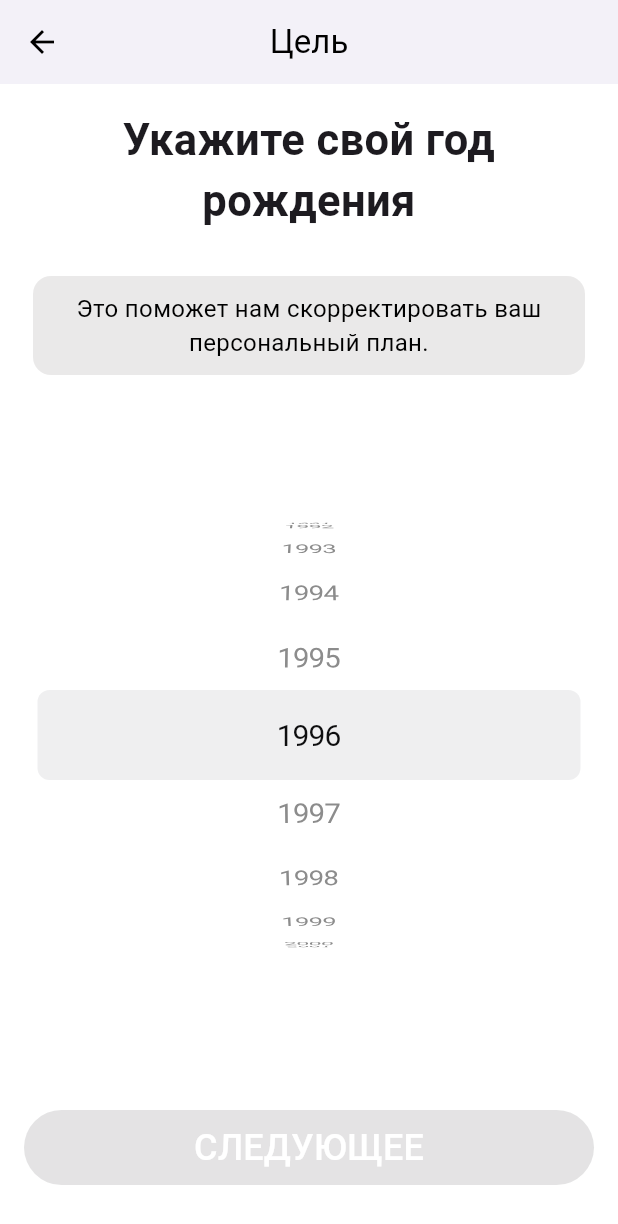
After one commit to Zakirov-Yuriy/flutter_fitnes_live, a Flutter app: the WeCanCope screen opened directly, after a tap on "НАЧАТЬ", on a phone screen of 412 x 824 dp. The commit adds this screen. Shown: the top 1224 px of the screen. Run offline on Flutter 3.47's test engine with Material 3 defaults, Android fonts, the phone set to English and light mode, and no system bars.

Commit message:
init enter_your_birthday_screen

```diff
--- /dev/null
+++ b/lib/screens/enter_your_birthday_screen.dart
@@ -0,0 +1,146 @@
+import 'package:flutter/material.dart';
+import 'package:flutter/cupertino.dart';
+import 'package:flutter_fitnes_live/screens/sole_purpose_screen.dart';
+
+// Основной класс виджета, представляющий экран ввода года рождения пользователя
+class EnterYourBirthday extends StatefulWidget {
+  @override
+  _EnterYourBirthdayState createState() => _EnterYourBirthdayState();
+}
+
+// Состояние виджета для управления динамическими изменениями на экране
+class _EnterYourBirthdayState extends State<EnterYourBirthday> {
+  int completedAnswers = 0; // Счетчик завершенных ответов
+
+  final String _labelTitle = 'Укажите свой год рождения'; // Заголовок экрана
+
+  bool isButtonEnabled = false; // Флаг для активации/деактивации кнопки
+
+  bool isBackgroundChanged = false; // Флаг, отслеживающий изменение фона
+
+  // Выбранный год по умолчанию (начиная с 1994 года)
+  int selectedYear = DateTime.now().year - 30;
+
+  // Метод для построения пользовательского интерфейса
+  @override
+  Widget build(BuildContext context) {
+    return Scaffold(
+      appBar: AppBar(
+        title: const Text('Цель'), // Заголовок верхней панели
+        centerTitle: true,
+        elevation: 0,
+        backgroundColor: Colors.white,
+        foregroundColor: Colors.black,
+      ),
+      body: Container(
+        color: Colors.white,
+        padding: const EdgeInsets.all(16.0),
+        child: Column(
+          children: [
+            Text(
+              _labelTitle,
+              style: TextStyle(fontSize: 29, fontWeight: FontWeight.bold),
+              textAlign: TextAlign.center,
+            ), // Заголовок экрана
+
+            SizedBox(height: 30),
+
+            // Контейнер с текстом, меняющим цвет и фон
+            Container(
+              margin: EdgeInsets.only(right: 6, left: 6),
+              padding: EdgeInsets.all(10),
+              decoration: BoxDecoration(
+                borderRadius: BorderRadius.circular(12.0),
+                color: isBackgroundChanged
+                    ? Colors.pink
+                    : Color.fromARGB(255, 234, 233, 233),
+              ),
+              child: Center(
+                child: Text(
+                  'Это поможет нам скорректировать ваш персональный план.',
+                  style: TextStyle(
+                    fontSize: 16.0,
+                    color: isBackgroundChanged ? Colors.white : Colors.black,
+                  ),
+                  textAlign: TextAlign.center,
+                ),
+              ),
+            ), // Контейнер с текстом, меняющим цвет и фон
+
+            SizedBox(height: 40.0),
+
+            // Вращающийся барабан с годами
+            Container(
+              height: 400,
+              child: CupertinoPicker(
+                itemExtent: 60.0,
+                scrollController: FixedExtentScrollController(
+                  initialItem: DateTime.now().year - 1959,
+                ),
+                onSelectedItemChanged: (int index) {
+                  setState(() {
+                    selectedYear = 1994 + index;
+                    updateButtonState(true);
+                    if (!isBackgroundChanged) {
+                      isBackgroundChanged =
+                          true; // Первое изменение фона и цвета текста
+                    }
+                  });
+                },
+                children: List.generate(
+                  DateTime.now().year - 1931 + 1,
+                  (index) => Center(
+                    child: Text(
+                      '${1932 + index}',
+                      style: TextStyle(fontSize: 20.0),
+                    ),
+                  ),
+                ),
+              ),
+            ), // Вращающийся барабан с годами
+
+            SizedBox(height: 50.0),
+
+            // Кнопка для перехода на следующий экран
+            ElevatedButton(
+              onPressed: isButtonEnabled
+                  ? () {
+                      Navigator.push(
+                        context,
+                        MaterialPageRoute(builder: (context) => SolePurpose()),
+                      );
+                      setState(() {
+                        completedAnswers++;
+                      });
+                    }
+                  : null,
+              style: ElevatedButton.styleFrom(
+                minimumSize: const Size(double.infinity, 50),
+                backgroundColor: isButtonEnabled
+                    ? const Color.fromRGBO(255, 51, 119, 1)
+                    : Colors.grey,
+                shape: RoundedRectangleBorder(
+                  borderRadius: BorderRadius.circular(30),
+                ),
+              ),
+              child: Text(
+                'СЛЕДУЮЩЕЕ',
+                style: TextStyle(
+                  fontSize: 24.0,
+                  color: Colors.white,
+                ),
+              ),
+            ), // Кнопка для перехода на следующий экран
+          ],
+        ),
+      ),
+    );
+  }
+
+  // Метод для обновления состояния кнопки
+  void updateButtonState(bool isSelected) {
+    setState(() {
+      isButtonEnabled = isSelected;
+    });
+  }
+}
--- a/lib/screens/next_anna_screen.dart
+++ b/lib/screens/next_anna_screen.dart
@@ -22,7 +22,7 @@ class NextScreen extends StatelessWidget {
             decoration: const BoxDecoration(
               image: DecorationImage(
                 image:
-                    AssetImage('assets/images/anna_photo.jpg'), //  Фотография
+                    AssetImage('assets/images/anna_photo.png'), //  Фотография
                 fit: BoxFit.cover,
               ),
             ),
--- /dev/null
+++ b/lib/screens/we_can_cope_screen.dart
@@ -0,0 +1,92 @@
+/*
+  Этот файл представляет экран WeCanCope, который приветствует пользователя от имени тренера (Анны) и содержит кнопку для перехода к основному экрану с вопросами о целях пользователя.
+*/
+
+// Импорт необходимых библиотек
+import 'package:flutter/material.dart';
+import 'package:flutter_fitnes_live/screens/enter_your_birthday_screen.dart';
+
+// Класс для создания WeCanCope
+class WeCanCope extends StatelessWidget {
+  @override
+  Widget build(BuildContext context) {
+    return Scaffold(
+      backgroundColor: Colors.white,
+      body: Column(
+        mainAxisAlignment: MainAxisAlignment.center,
+        children: [
+          // Заголовок и текст
+          Padding(
+            padding: const EdgeInsets.all(16.0),
+            child: Column(
+              crossAxisAlignment: CrossAxisAlignment.center,
+              children: [
+                SizedBox(height: 40),
+                const Text(
+                  'Мы сможем справиться!', // Текст приветствия
+                  style: TextStyle(
+                    fontSize: 24.0,
+                    fontWeight: FontWeight.bold,
+                  ),
+                ),
+                const SizedBox(height: 30.0),
+                RichText(
+                  textAlign: TextAlign.center,
+                  text: const TextSpan(
+                    style: TextStyle(fontSize: 22.0, color: Colors.black),
+                    children: [
+                      TextSpan(
+                          text:
+                              '83.5% наших пользователей сообщили о замечательных достижениях уже после первой недели.'),
+                    ],
+                  ),
+                ),
+                // Фотография (занимает половину экрана)
+                Container(
+                  margin: EdgeInsets.only(top: 30),
+                  height: MediaQuery.of(context).size.height / 3,
+                  decoration: const BoxDecoration(
+                    image: DecorationImage(
+                      image: AssetImage(
+                          'assets/images/removebg-preview.png'), //  Фотография
+                      fit: BoxFit.contain,
+                    ),
+                  ),
+                ),
+                Image.asset('assets/images/calendar.png'),
+
+                const SizedBox(height: 20),
+
+                // Кнопка "Начать"
+                ElevatedButton(
+                  onPressed: () {
+                    Navigator.push(
+                      context,
+                      MaterialPageRoute(
+                          builder: (context) => EnterYourBirthday()),
+                    );
+                    // Добавьте код здесь для обработки нажатия кнопки
+                  },
+                  style: ElevatedButton.styleFrom(
+                    minimumSize: const Size(double.infinity, 50),
+                    backgroundColor: const Color.fromRGBO(255, 51, 119, 1),
+                    shape: RoundedRectangleBorder(
+                      borderRadius: BorderRadius.circular(30),
+                    ),
+                  ),
+                  child: const Text(
+                    'НАЧАТЬ', // Текст кнопки "НАЧАТЬ" прописан заглавными буквами
+                    style: TextStyle(
+                      fontSize: 24.0,
+                      color: Colors.white,
+                    ),
+                  ),
+                ),
+              ],
+            ),
+          ),
+        ],
+      ),
+    );
+  }
+}
--- a/lib/screens/what_you_want_to_work_on.dart
+++ b/lib/screens/what_you_want_to_work_on.dart
@@ -1,5 +1,5 @@
 import 'package:flutter/material.dart';
-import 'package:flutter_fitnes_live/screens/sole_purpose_screen.dart';
+import 'package:flutter_fitnes_live/screens/we_can_cope_screen.dart';
 import 'package:flutter_fitnes_live/widgets/what%20you%20want%20to%20work%20on/what_you_want_to_work_on_widget.dart';
 
 class WhatYouWantToWorkOn extends StatefulWidget {
@@ -8,17 +8,18 @@ class WhatYouWantToWorkOn extends StatefulWidget {
 }
 
 class _WhatYouWantToWorkOnState extends State<WhatYouWantToWorkOn> {
-  int completedAnswers = 0;
-  final String _labelTitle = 'Что хотите \nпроработать?';
+  int completedAnswers = 0; // Счетчик завершенных ответов
+  final String _labelTitle = 'Что хотите \nпроработать?'; // Заголовок экрана
 
-  List<bool> isSelectedList = List.generate(6, (index) => false);
-  bool isButtonEnabled = false;
+  List<bool> isSelectedList = List.generate(
+      6, (index) => false); // Список флагов выбора для различных частей тела
+  bool isButtonEnabled = false; // Флаг для активации/деактивации кнопки
 
   @override
   Widget build(BuildContext context) {
     return Scaffold(
       appBar: AppBar(
-        title: const Text('Цель'),
+        title: const Text('Цель'), // Заголовок верхней панели
         centerTitle: true,
         elevation: 0,
         backgroundColor: Colors.white,
@@ -33,17 +34,21 @@ class _WhatYouWantToWorkOnState extends State<WhatYouWantToWorkOn> {
               _labelTitle,
               style: TextStyle(fontSize: 29, fontWeight: FontWeight.bold),
               textAlign: TextAlign.center,
-            ),
+            ), // Заголовок экрана
+
             SizedBox(height: 20.0),
+
             Row(
               children: [
                 Image.asset(
                   'assets/images/girl-with.png',
                   width: 222,
                   height: 490,
-                ),
+                ), // Изображение силуэта человека
+
                 Column(
                   children: [
+                    // Виджет для выбора "Руки"
                     WhatYouWantToWorkOnWidget(
                       labelText: 'Руки',
                       onSelected: (isSelected) =>
@@ -55,6 +60,8 @@ class _WhatYouWantToWorkOnState extends State<WhatYouWantToWorkOn> {
                       secondBallRadius: 5.0,
                     ),
                     SizedBox(height: 20.0),
+
+                    // Виджет для выбора "Грудь"
                     WhatYouWantToWorkOnWidget(
                       labelText: 'Грудь',
                       onSelected: (isSelected) =>
@@ -66,6 +73,8 @@ class _WhatYouWantToWorkOnState extends State<WhatYouWantToWorkOn> {
                       secondBallRadius: 5.0,
                     ),
                     SizedBox(height: 20.0),
+
+                    // Виджет для выбора "Живот"
                     WhatYouWantToWorkOnWidget(
                       labelText: 'Живот',
                       onSelected: (isSelected) =>
@@ -77,6 +86,8 @@ class _WhatYouWantToWorkOnState extends State<WhatYouWantToWorkOn> {
                       secondBallRadius: 5.0,
                     ),
                     SizedBox(height: 20.0),
+
+                    // Виджет для выбора "Ягодицы"
                     WhatYouWantToWorkOnWidget(
                       labelText: 'Ягодицы',
                       onSelected: (isSelected) =>
@@ -88,6 +99,8 @@ class _WhatYouWantToWorkOnState extends State<WhatYouWantToWorkOn> {
                       secondBallRadius: 5.0,
                     ),
                     SizedBox(height: 20.0),
+
+                    // Виджет для выбора "Икры"
                     WhatYouWantToWorkOnWidget(
                       labelText: 'Икры',
                       onSelected: (isSelected) =>
@@ -99,6 +112,8 @@ class _WhatYouWantToWorkOnState extends State<WhatYouWantToWorkOn> {
                       secondBallRadius: 5.0,
                     ),
                     SizedBox(height: 20.0),
+
+                    // Дополнительный вариант "Все тело" (закомментирован)
                     // WhatYouWantToWorkOnWidget(
                     //   labelText: 'Все тело',
                     //   onSelected: (isSelected) =>
@@ -113,13 +128,15 @@ class _WhatYouWantToWorkOnState extends State<WhatYouWantToWorkOn> {
                 ),
               ],
             ),
+
             SizedBox(height: 70.0),
+
             ElevatedButton(
               onPressed: isButtonEnabled
                   ? () {
                       Navigator.push(
                         context,
-                        MaterialPageRoute(builder: (context) => SolePurpose()),
+                        MaterialPageRoute(builder: (context) => WeCanCope()),
                       );
                       setState(() {
                         completedAnswers++;
@@ -142,7 +159,7 @@ class _WhatYouWantToWorkOnState extends State<WhatYouWantToWorkOn> {
                   color: Colors.white,
                 ),
               ),
-            ),
+            ), // Кнопка для перехода на следующий экран
           ],
         ),
       ),
@@ -153,12 +170,14 @@ class _WhatYouWantToWorkOnState extends State<WhatYouWantToWorkOn> {
     setState(() {
       isSelectedList[index] = isSelected;
 
+      // Если выбран "Все тело", активируются все части тела
       if (index == 5 && isSelected) {
         for (int i = 0; i < isSelectedList.length - 1; i++) {
           isSelectedList[i] = true;
         }
       }
 
+      // Проверка, есть ли хотя бы один выбранный элемент
       isButtonEnabled = isSelectedList.any((isSelected) => isSelected);
     });
   }
--- a/pubspec.yaml
+++ b/pubspec.yaml
@@ -24,6 +24,7 @@ dependencies:
   flutter:
     sdk: flutter
   flutter_svg: ^0.22.0
+  date_time_picker: ^2.0.0
   # flutter_icons: ^1.1.0
 
   # The following adds the Cupertino Icons font to your application.
```
Also changed, not shown: assets/images/anna_photo.jpg (deleted), assets/images/anna_photo.png (added), assets/images/calendar.png (added), assets/images/removebg-preview.png (added), pubspec.lock.
